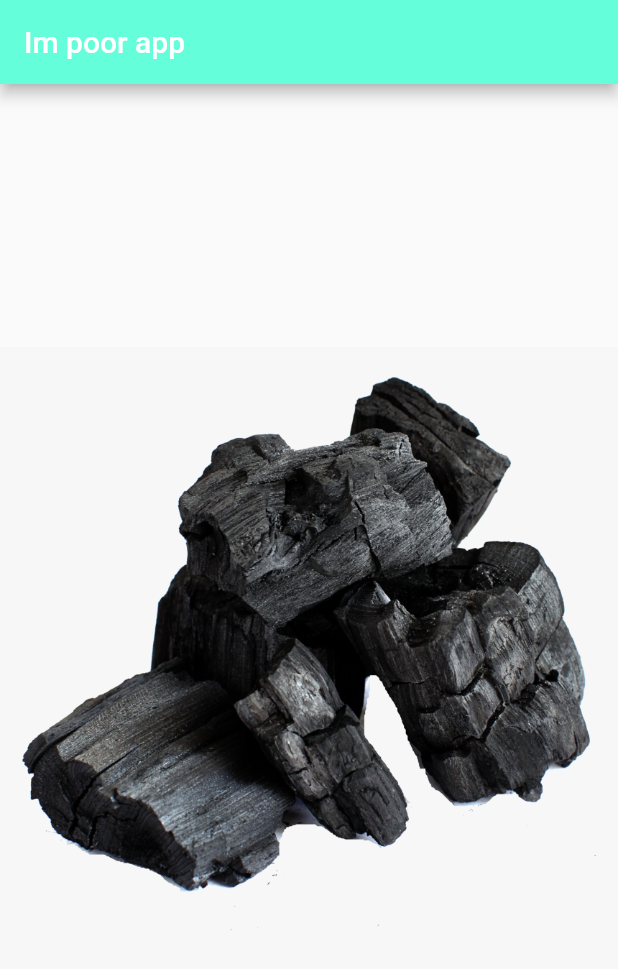
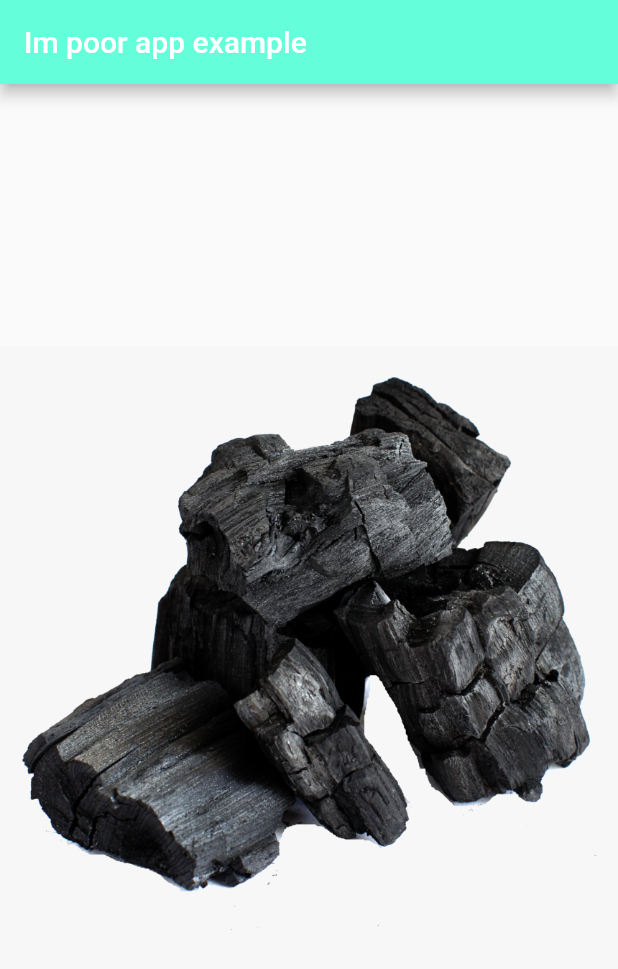
Before and after one commit to ali-taha-ahmed/flutter-projects, a Flutter app: the screen it shows after launch, on a phone screen of 412 x 824 dp. Shown: the top 969 px of the screen. Run offline on Flutter 3.47's test engine with Material 2 defaults, Android fonts, the phone set to English and light mode, and no system bars.

Commit message:
changed the title

```diff
--- a/flutter_app/lib/main.dart
+++ b/flutter_app/lib/main.dart
@@ -12,7 +12,7 @@ class MyApp extends StatelessWidget {
       title: "im poor app",
       home: Scaffold(
         appBar: AppBar(
-          title: Text("Im poor app"),
+          title: Text("Im poor app example"),
           backgroundColor: Colors.tealAccent,
         ),
         body: Center(
```
